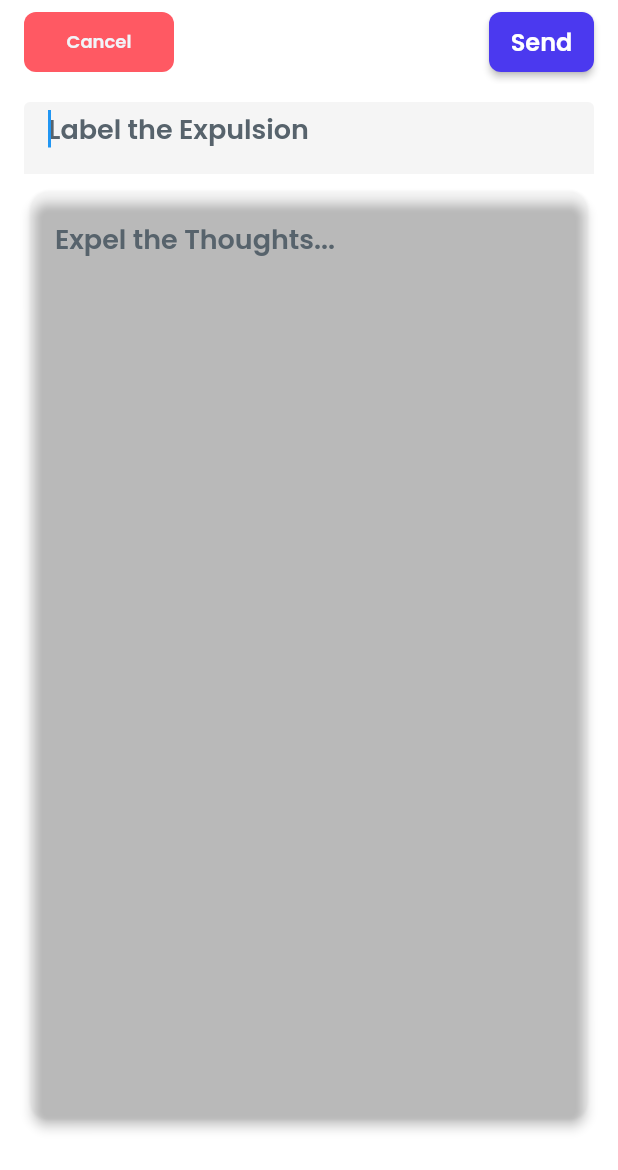
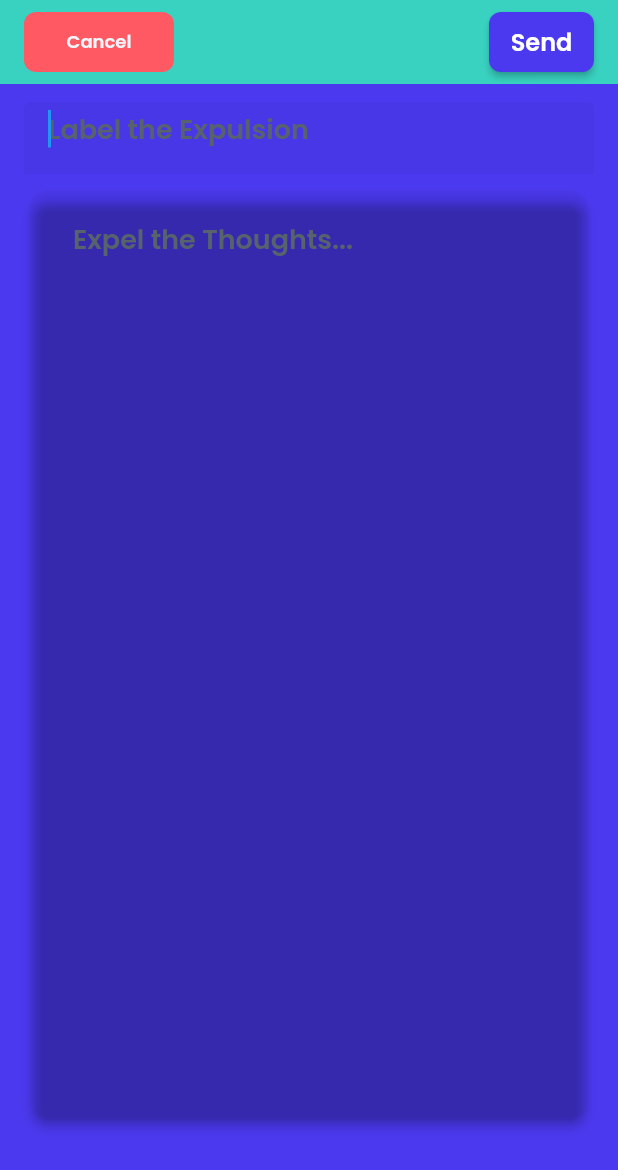
Before and after one commit to DrewBregman/personal_website, a Flutter app: the screen it shows once a user with an empty profile is signed in, on a phone screen of 412 x 824 dp. Shown: the top 1170 px of the screen. Run offline on Flutter 3.47's test engine with Material 2 defaults, Android fonts, the phone set to English and light mode, and no system bars; drawn by our look-alikes of auto_size_text; our stand-ins replace built_collection, built_value, cloud_firestore, easy_debounce, firebase_analytics, firebase_auth and 12 more; missing offline and left inert: json_path; accounts and stored records are empty.

Commit message:
fix writing inputs

```diff
--- a/lib/create_blog_post/create_blog_post_widget.dart
+++ b/lib/create_blog_post/create_blog_post_widget.dart
@@ -41,9 +41,9 @@ class _CreateBlogPostWidgetState extends State<CreateBlogPostWidget> {
   Widget build(BuildContext context) {
     return Scaffold(
       key: scaffoldKey,
-      backgroundColor: FlutterFlowTheme.of(context).secondaryBackground,
+      backgroundColor: FlutterFlowTheme.of(context).primaryColor,
       appBar: AppBar(
-        backgroundColor: FlutterFlowTheme.of(context).secondaryBackground,
+        backgroundColor: FlutterFlowTheme.of(context).secondaryColor,
         automaticallyImplyLeading: false,
         title: FFButtonWidget(
           onPressed: () async {
@@ -195,8 +195,6 @@ class _CreateBlogPostWidgetState extends State<CreateBlogPostWidget> {
                   shape: RoundedRectangleBorder(
                     borderRadius: BorderRadius.circular(12),
                   ),
-                  child: ClipRRect(
-                    borderRadius: BorderRadius.circular(12),
                   child: Container(
                     width: MediaQuery.of(context).size.width * 0.9,
                     height: MediaQuery.of(context).size.height * 0.75,
@@ -204,7 +202,7 @@ class _CreateBlogPostWidgetState extends State<CreateBlogPostWidget> {
                       borderRadius: BorderRadius.circular(12),
                     ),
                     child: Padding(
-                        padding: EdgeInsetsDirectional.fromSTEB(0, 12, 0, 12),
+                      padding: EdgeInsetsDirectional.fromSTEB(12, 12, 12, 12),
                       child: Container(
                         width: MediaQuery.of(context).size.width * 0.9,
                         child: TextFormField(
@@ -219,9 +217,8 @@ class _CreateBlogPostWidgetState extends State<CreateBlogPostWidget> {
                           decoration: InputDecoration(
                             isDense: true,
                             hintText: 'Expel the Thoughts...',
-                              hintStyle: FlutterFlowTheme.of(context)
-                                  .subtitle1
-                                  .override(
+                            hintStyle:
+                                FlutterFlowTheme.of(context).subtitle1.override(
                                       fontFamily: 'Poppins',
                                       color: FlutterFlowTheme.of(context)
                                           .secondaryText,
@@ -269,15 +266,16 @@ class _CreateBlogPostWidgetState extends State<CreateBlogPostWidget> {
                             contentPadding:
                                 EdgeInsetsDirectional.fromSTEB(16, 0, 16, 12),
                           ),
-                            style:
-                                FlutterFlowTheme.of(context).subtitle1.override(
+                          style: FlutterFlowTheme.of(context)
+                              .subtitle1
+                              .override(
                                 fontFamily: 'Poppins',
-                                      color: FlutterFlowTheme.of(context)
-                                          .tertiaryColor,
+                                color:
+                                    FlutterFlowTheme.of(context).tertiaryColor,
                               ),
                           textAlign: TextAlign.start,
-                            maxLines: null,
-                          ),
+                          maxLines: 20,
+                          minLines: 1,
                         ),
                       ),
                     ),
--- a/lib/view_blogpost/view_blogpost_widget.dart
+++ b/lib/view_blogpost/view_blogpost_widget.dart
@@ -97,8 +97,7 @@ class _ViewBlogpostWidgetState extends State<ViewBlogpostWidget> {
                             },
                             child: Card(
                               clipBehavior: Clip.antiAliasWithSaveLayer,
-                              color:
-                                  FlutterFlowTheme.of(context).secondaryColor,
+                              color: FlutterFlowTheme.of(context).primaryColor,
                               elevation: 3,
                               shape: RoundedRectangleBorder(
                                 borderRadius: BorderRadius.circular(30),
```
Also changed, not shown: lib/edit_blogpost/edit_blogpost_widget.dart (+36 -23 lines), lib/home/home_widget.dart (+33 -37 lines). Lines whose indentation alone changed are shown as unchanged.
